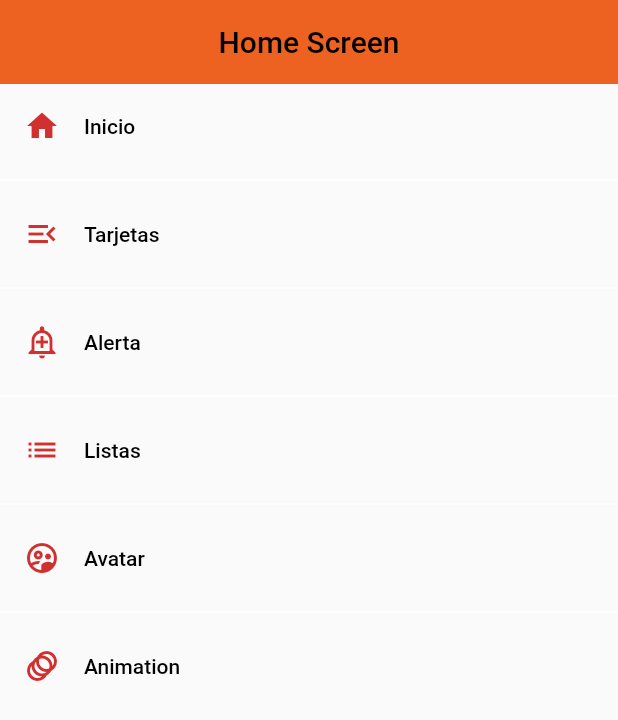
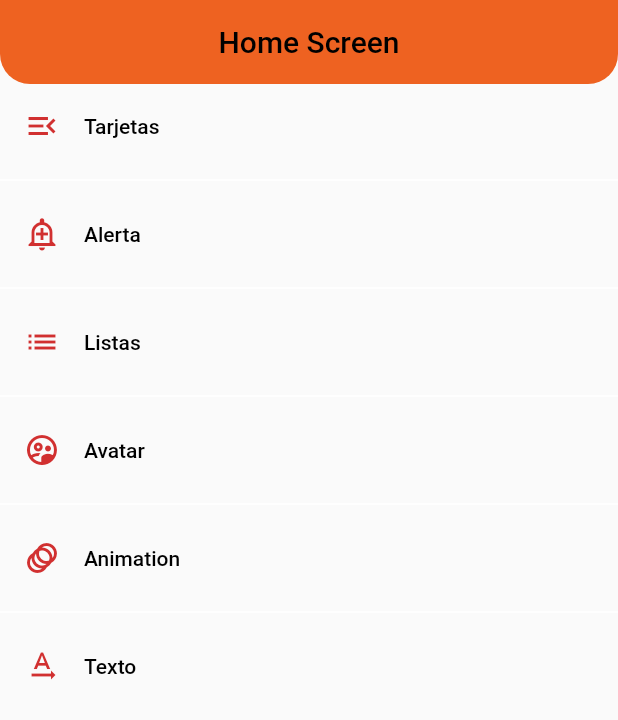
Before and after one commit to PyKt/Flutter_Components, a Flutter app: the screen it shows after launch, on a phone screen of 412 x 824 dp. Shown: the top 720 px of the screen. Run offline on Flutter 3.47's test engine with Material 2 defaults, Android fonts, the phone set to English and light mode, and no system bars.

```diff
--- a/lib/routes/app_routes.dart
+++ b/lib/routes/app_routes.dart
@@ -1,3 +1,4 @@
+import 'package:fl_components/screens/error_screen.dart';
 import 'package:flutter/material.dart';
 import 'package:fl_components/screens/screens.dart';
 import 'package:fl_components/models/menu_options.dart';
@@ -5,11 +6,6 @@ import 'package:fl_components/models/menu_options.dart';
 class AppRoutes {
   static const initialRoute = 'HomeScreen';
   static final menuOptions = <MenuOptions>[
-    MenuOptions(
-        routes: "HomeScreen",
-        name: "Inicio",
-        screen: const HomeScreen(),
-        icon: Icons.home),
     MenuOptions(
         routes: "CardScreen",
         name: "Tarjetas",
@@ -34,11 +30,18 @@ class AppRoutes {
         routes: "AnimatedScreen",
         name: "Animation",
         icon: Icons.animation_outlined,
-        screen: const AnimatedScreen())
+        screen: const AnimatedScreen()),
+    MenuOptions(
+        routes: "InputsScreen",
+        name: "Texto",
+        icon: Icons.text_rotation_none_outlined,
+        screen: const InputsScreen())
   ];
 
   static Map<String, Widget Function(BuildContext)> getAppRoutes() {
     Map<String, Widget Function(BuildContext)> appRoutes = {};
+    appRoutes
+        .addAll({'HomeScreen': (BuildContext context) => const HomeScreen()});
     for (final option in menuOptions) {
       appRoutes
           .addAll({option.routes: (BuildContext context) => option.screen});
@@ -54,7 +57,7 @@ class AppRoutes {
   //};
   static Route<dynamic> onGenerareRoute(RouteSettings settings) {
     return MaterialPageRoute(
-      builder: (context) => const AlertScreen(),
+      builder: (context) => const ErrorScreen(),
     );
   }
 }
--- a/lib/screens/alert_screen.dart
+++ b/lib/screens/alert_screen.dart
@@ -70,6 +70,7 @@ class AlertScreen extends StatelessWidget {
   Widget build(BuildContext context) {
     return Scaffold(
       appBar: AppBar(
+        shape: RoundedRectangleBorder(borderRadius: BorderRadius.circular(25)),
         centerTitle: true,
         actions: [
           IconButton(
--- a/lib/screens/animated_screen.dart
+++ b/lib/screens/animated_screen.dart
@@ -30,6 +30,7 @@ class _AnimatedScreenState extends State<AnimatedScreen> {
   Widget build(BuildContext context) {
     return Scaffold(
       appBar: AppBar(
+        shape: RoundedRectangleBorder(borderRadius: BorderRadius.circular(20)),
         title: const Text('Animated Screen'),
         actions: [
           IconButton(
@@ -40,7 +41,9 @@ class _AnimatedScreenState extends State<AnimatedScreen> {
         ],
       ),
       body: Center(
-        child: Container(
+        child: AnimatedContainer(
+          duration: const Duration(milliseconds: 300),
+          curve: Curves.easeInCubic,
           width: _width,
           height: _height,
           decoration:
--- a/lib/screens/home_screen.dart
+++ b/lib/screens/home_screen.dart
@@ -12,6 +12,13 @@ class HomeScreen extends StatelessWidget {
       appBar: AppBar(
         title: const Text('Home Screen'),
         centerTitle: true,
+
+        shape: const RoundedRectangleBorder(
+          borderRadius: BorderRadius.only(
+            bottomLeft: Radius.circular(20),
+            bottomRight: Radius.circular(20),
+          ),
+        ),
       ),
       body: ListView.separated(
           itemBuilder: (context, index) => ListTile(
@@ -22,7 +29,8 @@ class HomeScreen extends StatelessWidget {
                 //Icon(menuGeneral[index].icon,  Color: MyTheme.primary),
                 title: Text(menuGeneral[index].name),
                 onTap: () {
-                  Navigator.pushReplacementNamed(context, menuGeneral[index].routes);
+                  Navigator.pushNamed(
+                      context, menuGeneral[index].routes);
                   //Navigator.pushReplacement(context, ruta); Esto es util para login
                 },
               ),
--- a/lib/screens/screens.dart
+++ b/lib/screens/screens.dart
@@ -1,3 +1,4 @@
+export 'package:fl_components/screens/inputs_screen.dart';
 export 'package:fl_components/screens/animated_screen.dart';
 export 'package:fl_components/screens/avatar_screen.dart';
 export 'package:fl_components/screens/home_screen.dart';
--- a/lib/themes/my_personal_theme.dart
+++ b/lib/themes/my_personal_theme.dart
@@ -14,6 +14,7 @@ class MyTheme {
   );
 
   static final ThemeData darkTheme = ThemeData.dark().copyWith(
+    useMaterial3: true,
     appBarTheme: const AppBarTheme(
       color: dark,
     ),
```
Also changed, not shown: lib/screens/error_screen.dart (added, +29 -0 lines), lib/screens/inputs_screen.dart (added, +52 -0 lines).
